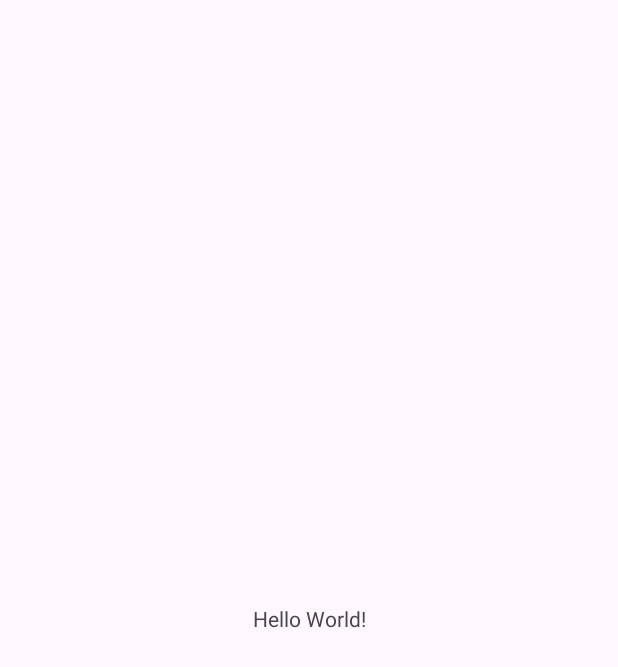
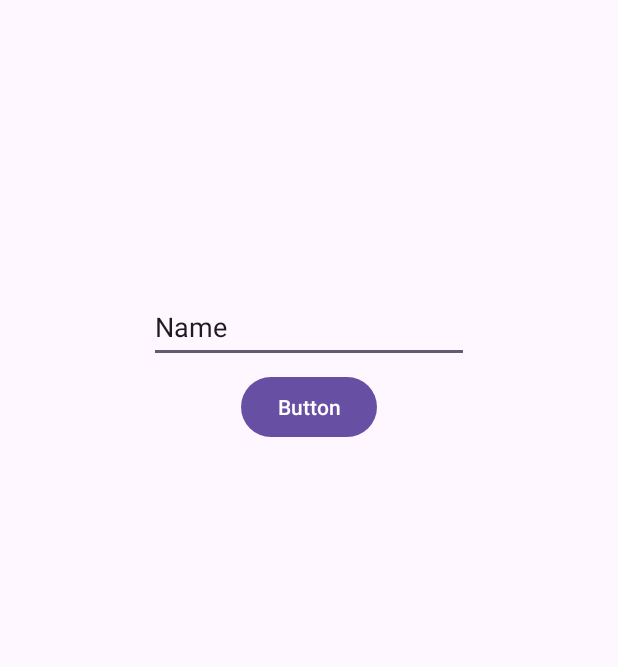
Before and after one commit to Gurpinder009/mobile_development2_classwork, an Android app: the screen it shows after launch (MainActivity), on a phone screen of 412 x 824 dp. Before the commit the part shown is almost empty. Shown: the top 667 px of the screen. Run offline under Robolectric (Android 15) with nearby library versions, the phone set to English and light mode, and no system bars.

Commit message:
classwork_8_almost_done

```diff
--- /dev/null
+++ b/app/src/main/java/com/example/classwork/FirstFragment.kt
@@ -0,0 +1,56 @@
+package com.example.classwork
+
+import android.os.Bundle
+import android.util.Log
+import androidx.fragment.app.Fragment
+import android.view.LayoutInflater
+import android.view.View
+import android.view.ViewGroup
+import androidx.navigation.Navigation
+import com.example.classwork.databinding.FragmentFirstBinding
+import kotlin.math.log
+
+
+class FirstFragment(
+    private var fragmentBinding:FragmentFirstBinding?= null
+        ) : Fragment() {
+
+
+    override fun onCreate(savedInstanceState: Bundle?) {
+        super.onCreate(savedInstanceState)
+
+    }
+
+    override fun onCreateView(
+        inflater: LayoutInflater, container: ViewGroup?,
+        savedInstanceState: Bundle?
+    ): View? {
+        this.fragmentBinding = FragmentFirstBinding.inflate(inflater, container,false)
+        return this.fragmentBinding?.root
+    }
+
+
+    override fun onViewCreated(view: View, savedInstanceState: Bundle?) {
+        super.onViewCreated(view, savedInstanceState)
+
+        this.fragmentBinding?.button?.setOnClickListener(this::handleClick)
+
+
+//        this.fragmentBinding?.button?.setOnClickListener(Navigation.createNavigateOnClickListener(R.id.first_to_second_fragment,null))
+    }
+
+    fun handleClick(view:View){
+        val action:FirstFragmentDirections.FirstToSecondFragment = FirstFragmentDirections.firstToSecondFragment();
+        action.message = fragmentBinding?.editTextText!!.text.toString();
+        Navigation.findNavController(view).navigate(action)
+    }
+
+
+
+    override fun onDestroyView() {
+        super.onDestroyView()
+        this.fragmentBinding = null;
+    }
+
+
+}
--- a/app/src/main/java/com/example/classwork/MainActivity.kt
+++ b/app/src/main/java/com/example/classwork/MainActivity.kt
@@ -1,12 +1,14 @@
 package com.example.classwork
 
+import android.net.Uri
 import android.os.Bundle
 import androidx.activity.enableEdgeToEdge
 import androidx.appcompat.app.AppCompatActivity
 import androidx.core.view.ViewCompat
 import androidx.core.view.WindowInsetsCompat
+import java.net.URI
 
-class MainActivity : AppCompatActivity() {
+class MainActivity : AppCompatActivity(), SecondFragment.OnFragmentInteractionListener {
     override fun onCreate(savedInstanceState: Bundle?) {
         super.onCreate(savedInstanceState)
         enableEdgeToEdge()
@@ -17,4 +19,9 @@ class MainActivity : AppCompatActivity() {
             insets
         }
     }
+
+
+    override fun onFragmentInteraction(uri: Uri) {
+
+    }
 }
--- a/app/src/main/res/layout/activity_main.xml
+++ b/app/src/main/res/layout/activity_main.xml
@@ -7,13 +7,16 @@
     android:layout_height="match_parent"
     tools:context=".MainActivity">
 
-    <TextView
-        android:layout_width="wrap_content"
-        android:layout_height="wrap_content"
-        android:text="Hello World!"
+
+    <androidx.fragment.app.FragmentContainerView
+        android:id="@+id/fragmentContainerView"
+        android:name="androidx.navigation.fragment.NavHostFragment"
+        android:layout_width="match_parent"
+        android:layout_height="match_parent"
+        app:defaultNavHost="true"
         app:layout_constraintBottom_toBottomOf="parent"
         app:layout_constraintEnd_toEndOf="parent"
         app:layout_constraintStart_toStartOf="parent"
-        app:layout_constraintTop_toTopOf="parent" />
-
+        app:layout_constraintTop_toTopOf="parent"
+        app:navGraph="@navigation/nav_graph" />
 </androidx.constraintlayout.widget.ConstraintLayout>
--- /dev/null
+++ b/app/src/main/res/layout/fragment_first.xml
@@ -0,0 +1,32 @@
+<?xml version="1.0" encoding="utf-8"?>
+<androidx.constraintlayout.widget.ConstraintLayout xmlns:android="http://schemas.android.com/apk/res/android"
+    xmlns:app="http://schemas.android.com/apk/res-auto"
+    xmlns:tools="http://schemas.android.com/tools"
+    android:layout_width="match_parent"
+    android:layout_height="match_parent"
+    tools:context=".FirstFragment">
+
+
+    <EditText
+        android:id="@+id/editTextText"
+        android:layout_width="wrap_content"
+        android:layout_height="wrap_content"
+        android:layout_marginTop="194dp"
+        android:ems="10"
+        android:inputType="text"
+        android:minHeight="48dp"
+        android:text="Name"
+        app:layout_constraintEnd_toEndOf="parent"
+        app:layout_constraintStart_toStartOf="parent"
+        app:layout_constraintTop_toTopOf="parent" />
+
+    <Button
+        android:id="@+id/button"
+        android:layout_width="wrap_content"
+        android:layout_height="wrap_content"
+        android:layout_marginTop="5dp"
+        android:text="Button"
+        app:layout_constraintEnd_toEndOf="@+id/editTextText"
+        app:layout_constraintStart_toStartOf="@+id/editTextText"
+        app:layout_constraintTop_toBottomOf="@+id/editTextText" />
+</androidx.constraintlayout.widget.ConstraintLayout>
--- /dev/null
+++ b/app/src/main/res/navigation/nav_graph.xml
@@ -0,0 +1,27 @@
+<?xml version="1.0" encoding="utf-8"?>
+<navigation xmlns:android="http://schemas.android.com/apk/res/android"
+    xmlns:app="http://schemas.android.com/apk/res-auto"
+    xmlns:tools="http://schemas.android.com/tools"
+    android:id="@+id/nav_graph"
+    app:startDestination="@id/firstFragment">
+
+    <fragment
+        android:id="@+id/firstFragment"
+        android:name="com.example.classwork.FirstFragment"
+        android:label="fragment_first"
+        tools:layout="@layout/fragment_first" >
+        <action
+            android:id="@+id/first_to_second_fragment"
+            app:destination="@id/secondFragment" />
+    </fragment>
+    <fragment
+        android:id="@+id/secondFragment"
+        android:name="com.example.classwork.SecondFragment"
+        android:label="fragment_second"
+        tools:layout="@layout/fragment_second" >
+        <argument
+            android:name="message"
+            app:argType="string"
+            android:defaultValue="no message" />
+    </fragment>
+</navigation>
--- a/app/src/main/res/values/strings.xml
+++ b/app/src/main/res/values/strings.xml
@@ -1,3 +1,6 @@
 <resources>
     <string name="app_name">classwork</string>
+    <!-- TODO: Remove or change this placeholder text -->
+    <string name="hello_blank_fragment">Hello blank fragment</string>
+    <string name="second_fragment_demo_txt">entered data</string>
 </resources>
--- a/gradle/libs.versions.toml
+++ b/gradle/libs.versions.toml
@@ -9,9 +9,13 @@ appcompat = "1.7.0"
 material = "1.12.0"
 activity = "1.9.3"
 constraintlayout = "2.2.0"
+navigationUi = "2.8.7"
 
 [libraries]
+androidx-androidx-navigation-safeargs-gradle-plugin = { module = "androidx.navigation.safeargs:androidx.navigation.safeargs.gradle.plugin", version.ref = "navigationUi" }
 androidx-core-ktx = { group = "androidx.core", name = "core-ktx", version.ref = "coreKtx" }
+androidx-navigation-fragment = { module = "androidx.navigation:navigation-fragment", version.ref = "navigationUi" }
+androidx-navigation-ui = { module = "androidx.navigation:navigation-ui", version.ref = "navigationUi" }
 junit = { group = "junit", name = "junit", version.ref = "junit" }
 androidx-junit = { group = "androidx.test.ext", name = "junit", version.ref = "junitVersion" }
 androidx-espresso-core = { group = "androidx.test.espresso", name = "espresso-core", version.ref = "espressoCore" }
```
Also changed, not shown: app/build.gradle.kts (+12 -2 lines), app/src/main/java/com/example/classwork/SecondFragment.kt (added, +51 -0 lines), app/src/main/res/layout/fragment_second.xml (added, +17 -0 lines), build.gradle.kts (+7 -0 lines).
